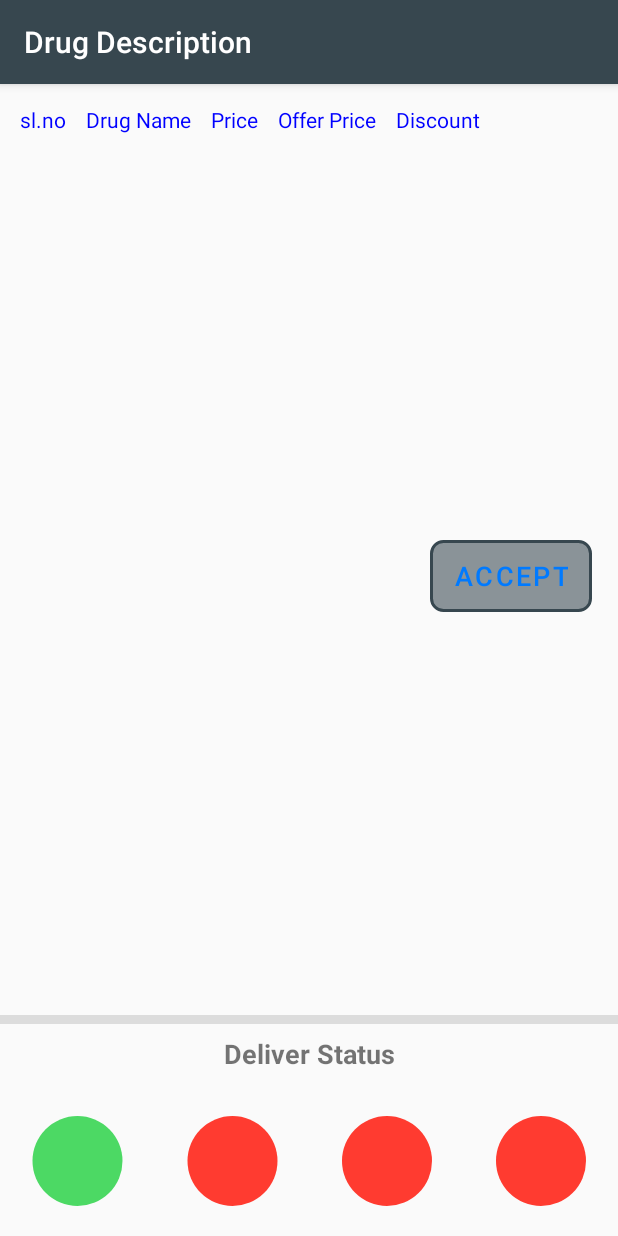
After one commit to ApnaOPDApp/ApnaOPD, an Android app: the PatientFinalDrugAcceptActivity screen opened directly, with no data from a screen before it, on a phone screen of 412 x 824 dp. The commit adds this screen. Run offline under Robolectric (Android 15) with nearby library versions, the light colour scheme and no system bars; our stand-ins replace CircleImageView.

Commit message:
Retailer and Patient

```diff
--- a/app/build.gradle
+++ b/app/build.gradle
@@ -34,7 +34,7 @@ dependencies {
     testImplementation 'junit:junit:4.12'
     androidTestImplementation 'com.android.support.test:runner:1.0.1'
     androidTestImplementation 'com.android.support.test.espresso:espresso-core:3.0.1'
-
     implementation 'com.android.support:cardview-v7:28.0.0'
     implementation 'com.android.support:design:28.0.0'
+    implementation 'com.google.code.gson:gson:2.8.5'
 }
--- /dev/null
+++ b/app/src/main/java/com/knstech/apnaopd/Patient/PatientFinalDrugAcceptActivity.java
@@ -0,0 +1,70 @@
+package com.knstech.apnaopd.Patient;
+
+import android.graphics.Color;
+import android.support.design.widget.FloatingActionButton;
+import android.support.v7.app.AppCompatActivity;
+import android.os.Bundle;
+import android.support.v7.widget.Toolbar;
+import android.view.View;
+import android.widget.Button;
+import android.widget.TableLayout;
+import android.widget.TableRow;
+import android.widget.TextView;
+import android.widget.Toast;
+
+import com.knstech.apnaopd.R;
+
+public class PatientFinalDrugAcceptActivity extends AppCompatActivity {
+
+    private TableLayout offer;
+    private Button accept_offer;
+    private Toolbar toolbar;
+
+    @Override
+    protected void onCreate(Bundle savedInstanceState) {
+        super.onCreate(savedInstanceState);
+        setContentView(R.layout.activity_patient_final_drug_accept);
+        toolbar = (Toolbar)findViewById(R.id.p_toolbar);
+        toolbar.setTitle("Drug Description");
+
+        offer = (TableLayout)findViewById(R.id.patient_table);
+
+        TableRow tbrow0 = new TableRow(this);
+
+        TextView tv00=new TextView(this);
+        tv00.setText(" sl.no   ");
+
+        tv00.setTextColor(Color.BLUE);
+        tbrow0.addView(tv00);
+
+        TextView tv0=new TextView(this);
+        tv0.setText(" Drug Name   ");
+        tv0.setTextColor(Color.BLUE);
+        tbrow0.addView(tv0);
+
+        TextView tv1=new TextView(this);
+        tv1.setText(" Price   ");
+        tv1.setTextColor(Color.BLUE);
+        tbrow0.addView(tv1);
+
+        TextView tv2=new TextView(this);
+        tv2.setText(" Offer Price   ");
+        tv2.setTextColor(Color.BLUE);
+        tbrow0.addView(tv2);
+
+        TextView tv3=new TextView(this);
+        tv3.setText(" Discount");
+        tv3.setTextColor(Color.BLUE);
+        tbrow0.addView(tv3);
+        offer.addView(tbrow0);
+
+        accept_offer = (Button)findViewById(R.id.accept_offer);
+        accept_offer.setOnClickListener(new View.OnClickListener() {
+            @Override
+            public void onClick(View v) {
+                Toast.makeText(PatientFinalDrugAcceptActivity.this, "Send the user name to retailer confiremd list", Toast.LENGTH_SHORT).show();
+            }
+        });
+
+    }
+}
--- a/app/src/main/java/com/knstech/apnaopd/Patient/UserAuth.java
+++ b/app/src/main/java/com/knstech/apnaopd/Patient/UserAuth.java
@@ -16,9 +16,6 @@ import com.knstech.apnaopd.AppUtils;
 import java.util.HashMap;
 import java.util.Map;
 
-/**
- * Created by Pankaj Vaghela on 25-10-2018.
- */
 public class UserAuth {
 
     private static User mUser;
--- /dev/null
+++ b/app/src/main/res/layout/activity_patient_final_drug_accept.xml
@@ -0,0 +1,122 @@
+<?xml version="1.0" encoding="utf-8"?>
+<RelativeLayout xmlns:android="http://schemas.android.com/apk/res/android"
+    xmlns:app="http://schemas.android.com/apk/res-auto"
+    xmlns:tools="http://schemas.android.com/tools"
+    android:layout_width="match_parent"
+    android:layout_height="match_parent"
+    tools:context=".Patient.PatientFinalDrugAcceptActivity">
+    <include layout="@layout/app_bar_patient"
+        android:id="@+id/drug_accept_layout"
+        />
+
+    <ScrollView
+        android:padding="10dp"
+        android:id="@+id/patient_quot_scroll_view"
+        android:layout_width="match_parent"
+        android:layout_height="300dp"
+        android:layout_marginTop="60dp"
+        android:layout_below="@id/ll">
+
+        <HorizontalScrollView
+            android:id="@+id/table_horizontal_scroll_view"
+            android:layout_width="match_parent"
+            android:layout_height="wrap_content">
+
+            <RelativeLayout
+                android:layout_width="match_parent"
+                android:layout_height="match_parent"
+                android:gravity="center"
+                android:orientation="vertical">
+
+                <TableLayout
+                    android:id="@+id/patient_table"
+                    android:layout_width="wrap_content"
+                    android:layout_height="wrap_content"
+                    android:layout_centerHorizontal="true"></TableLayout>
+
+            </RelativeLayout>
+
+        </HorizontalScrollView>
+
+
+    </ScrollView>
+
+    <Button
+        android:id="@+id/accept_offer"
+        style="@style/Widget.MaterialComponents.Button"
+        android:layout_width="wrap_content"
+        android:layout_height="wrap_content"
+        android:layout_alignParentEnd="true"
+        android:layout_below="@+id/patient_quot_scroll_view"
+        android:layout_marginEnd="17dp"
+        android:background="@drawable/edit_text_background"
+        android:elevation="15dp"
+        android:text="Accept"
+        android:textColor="@color/apple_blue"
+        android:textSize="18sp" />
+
+    <View
+        android:id="@+id/divider"
+        android:layout_width="match_parent"
+        android:layout_height="6dp"
+        android:layout_alignParentBottom="true"
+        android:layout_alignParentStart="true"
+        android:layout_marginBottom="141dp"
+        android:background="?android:attr/listDivider" />
+
+    <TextView
+        android:layout_width="match_parent"
+        android:layout_height="wrap_content"
+        android:layout_alignParentBottom="true"
+        android:layout_alignParentStart="true"
+        android:layout_marginBottom="109dp"
+        android:gravity="center"
+        android:text="Deliver Status"
+        android:textSize="18sp"
+        android:textStyle="bold" />
+
+    <LinearLayout
+        android:layout_width="match_parent"
+        android:layout_height="100dp"
+        android:layout_alignParentBottom="true"
+        android:layout_alignParentStart="true"
+        android:orientation="horizontal"
+        android:weightSum="4">
+
+        <de.hdodenhof.circleimageview.CircleImageView
+            android:id="@+id/packed"
+            android:layout_width="match_parent"
+            android:layout_height="match_parent"
+            android:layout_weight="1"
+            android:padding="20dp"
+            android:src="@color/apple_green" />
+
+        <de.hdodenhof.circleimageview.CircleImageView
+            android:id="@+id/shipped"
+            android:layout_width="match_parent"
+            android:layout_height="match_parent"
+            android:layout_weight="1"
+            android:padding="20dp"
+            android:src="@color/apple_red" />
+
+        <de.hdodenhof.circleimageview.CircleImageView
+            android:id="@+id/reached"
+            android:layout_width="match_parent"
+            android:layout_height="match_parent"
+            android:layout_weight="1"
+            android:padding="20dp"
+            android:src="@color/apple_red" />
+
+        <de.hdodenhof.circleimageview.CircleImageView
+            android:id="@+id/received"
+            android:layout_width="match_parent"
+            android:layout_height="match_parent"
+            android:layout_weight="1"
+            android:padding="20dp"
+            android:src="@color/apple_red" />
+
+    </LinearLayout>
+
+
+
+</RelativeLayout>
```
Also changed, not shown: app/src/main/AndroidManifest.xml (+7 -9 lines), app/src/main/java/com/knstech/apnaopd/DrawerUtil.java (+39 -6 lines), app/src/main/java/com/knstech/apnaopd/Patient/ListOfQuotationsActivity.java (added, +32 -0 lines), app/src/main/java/com/knstech/apnaopd/Retailer/RetailerActivity.java (+21 -1 lines), app/src/main/java/com/knstech/apnaopd/Retailer/RetailerOfferSendActivity.java (added, +140 -0 lines), app/src/main/res/layout/activity_list_of_quotations.xml (added, +19 -0 lines), app/src/main/res/layout/activity_retailer_offer_send.xml (added, +105 -0 lines), app/src/main/res/layout/patient_list_of_quotations_single.xml (added, +67 -0 lines).
